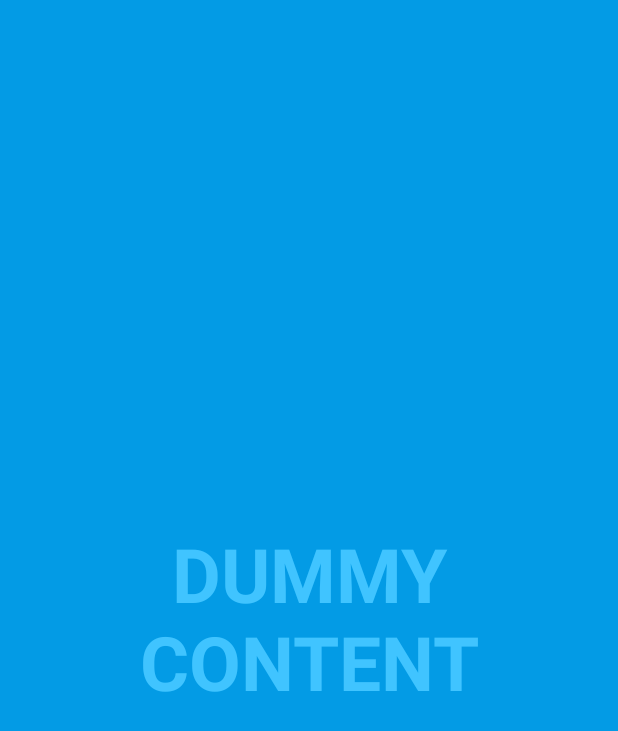
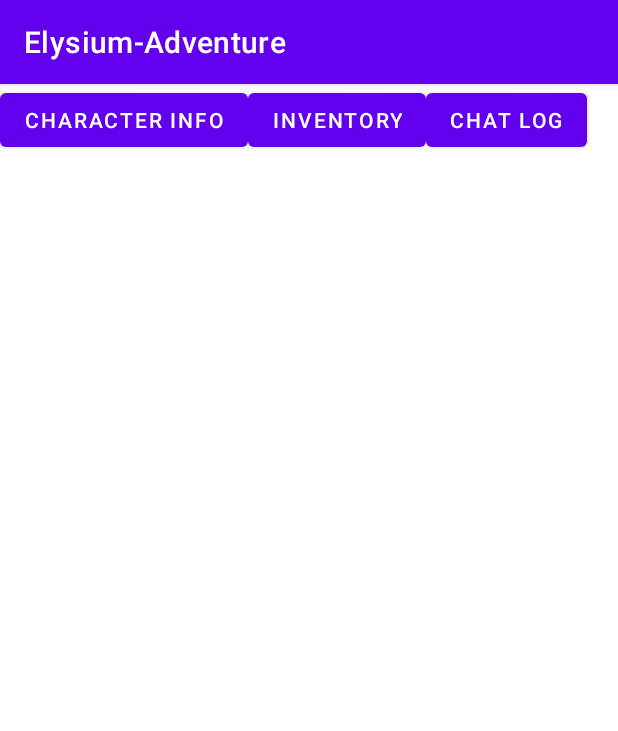
Before and after one commit to tinkerjyc/Elysium-Adventure, an Android app: the screen it shows after launch (FullscreenActivity before the commit, TopButtonActivity after it), on a phone screen of 412 x 824 dp. Shown: the top 731 px of the screen. Run offline under Robolectric (Android 15) with nearby library versions, the phone set to English and light mode, and no system bars; our stand-ins replace Firebase (no records; nobody signed in at launch, a user with empty details on screens opened directly).

Commit message:
Add top button character info to display the character information using popup window.

```diff
--- a/app/src/main/AndroidManifest.xml
+++ b/app/src/main/AndroidManifest.xml
@@ -12,6 +12,12 @@
         <activity
             android:name=".FullscreenActivity"
             android:configChanges="orientation|keyboardHidden|screenSize"
+            android:exported="false"
+            android:label="activity_top_button"
+            android:theme="@style/Theme.ElysiumAdventure.Fullscreen" />
+        <activity
+            android:name=".TopButtonActivity"
+            android:configChanges="orientation|keyboardHidden|screenSize"
             android:exported="true"
             android:label="@string/app_name"
             android:theme="@style/Theme.ElysiumAdventure.Fullscreen">
--- /dev/null
+++ b/app/src/main/res/layout/activity_top_button.xml
@@ -0,0 +1,35 @@
+<?xml version="1.0" encoding="utf-8"?>
+<FrameLayout xmlns:android="http://schemas.android.com/apk/res/android"
+    xmlns:tools="http://schemas.android.com/tools"
+    android:layout_width="match_parent"
+    android:layout_height="match_parent"
+    android:background="@color/white"
+    android:theme="@style/ThemeOverlay.ElysiumAdventure.FullscreenContainer"
+    tools:context=".TopButtonActivity"
+    android:id="@+id/topBtnFrame">
+
+    <LinearLayout
+        android:layout_width="match_parent"
+        android:layout_height="match_parent">
+    <Button
+        android:id="@+id/character_info"
+        android:layout_width="wrap_content"
+        android:layout_height="wrap_content"
+        android:text="Character Info"
+        android:onClick="onClickCharacterInfoButton"/>
+
+    <Button
+        android:id="@+id/stop_progress"
+        android:layout_width="wrap_content"
+        android:layout_height="wrap_content"
+        android:text="Inventory"
+        android:onClick="onClickInventoryButton"/>
+
+    <Button
+        android:id="@+id/remove_actions"
+        android:layout_width="wrap_content"
+        android:layout_height="wrap_content"
+        android:text="Chat Log" />
+    </LinearLayout>
+
+</FrameLayout>
--- a/app/src/main/res/values/strings.xml
+++ b/app/src/main/res/values/strings.xml
@@ -2,4 +2,5 @@
     <string name="app_name">Elysium-Adventure</string>
     <string name="dummy_button">Dummy Button</string>
     <string name="dummy_content">DUMMY\nCONTENT</string>
+    <string name="title_activity_top_button">TopButtonActivity</string>
 </resources>
--- a/app/src/main/res/values/styles.xml
+++ b/app/src/main/res/values/styles.xml
@@ -8,4 +8,5 @@
         <item name="android:background">@color/black_overlay</item>
         <item name="android:buttonBarStyle">?android:attr/buttonBarStyle</item>
     </style>
+
 </resources>
--- a/settings.gradle
+++ b/settings.gradle
@@ -6,10 +6,11 @@ pluginManagement {
     }
 }
 dependencyResolutionManagement {
-    repositoriesMode.set(RepositoriesMode.FAIL_ON_PROJECT_REPOS)
+    repositoriesMode.set(RepositoriesMode.PREFER_SETTINGS)
     repositories {
         google()
         mavenCentral()
+        maven { url 'https://jitpack.io' }
     }
 }
 rootProject.name = "Elysium-Adventure"
```
Also changed, not shown: app/build.gradle (+16 -0 lines), app/src/main/java/neu/madm/awesome/TopButtonActivity.java (added, +148 -0 lines), app/src/main/res/layout/activity_character_info_popup.xml (added, +23 -0 lines), build.gradle (+25 -0 lines), 1 other file.
